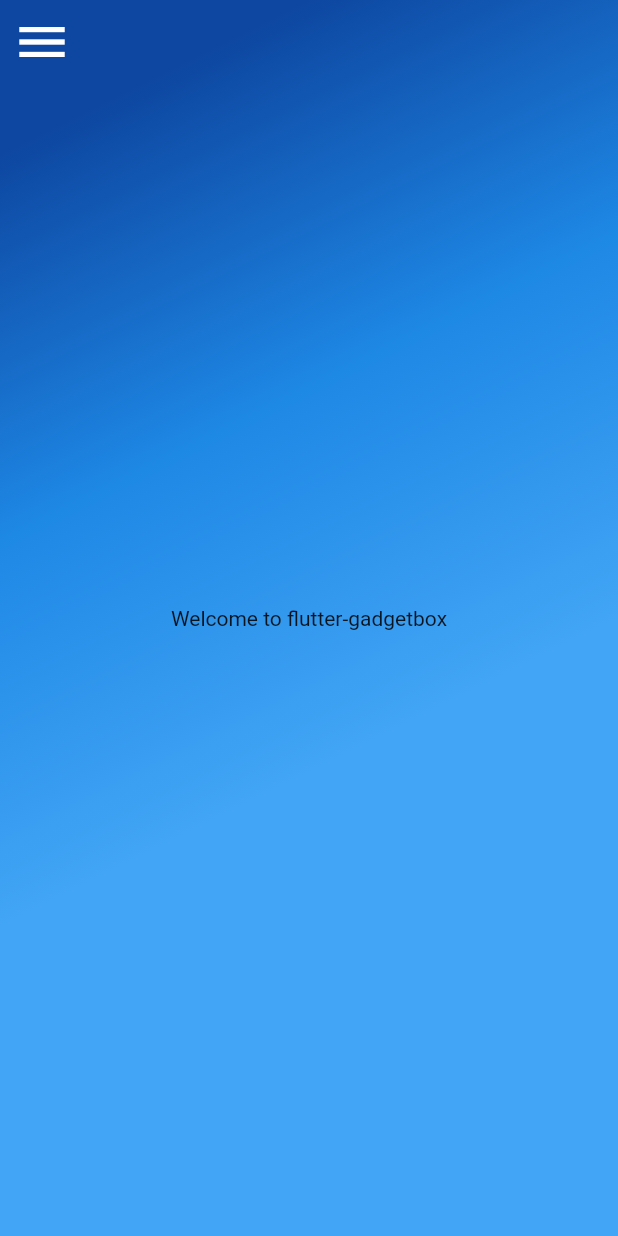
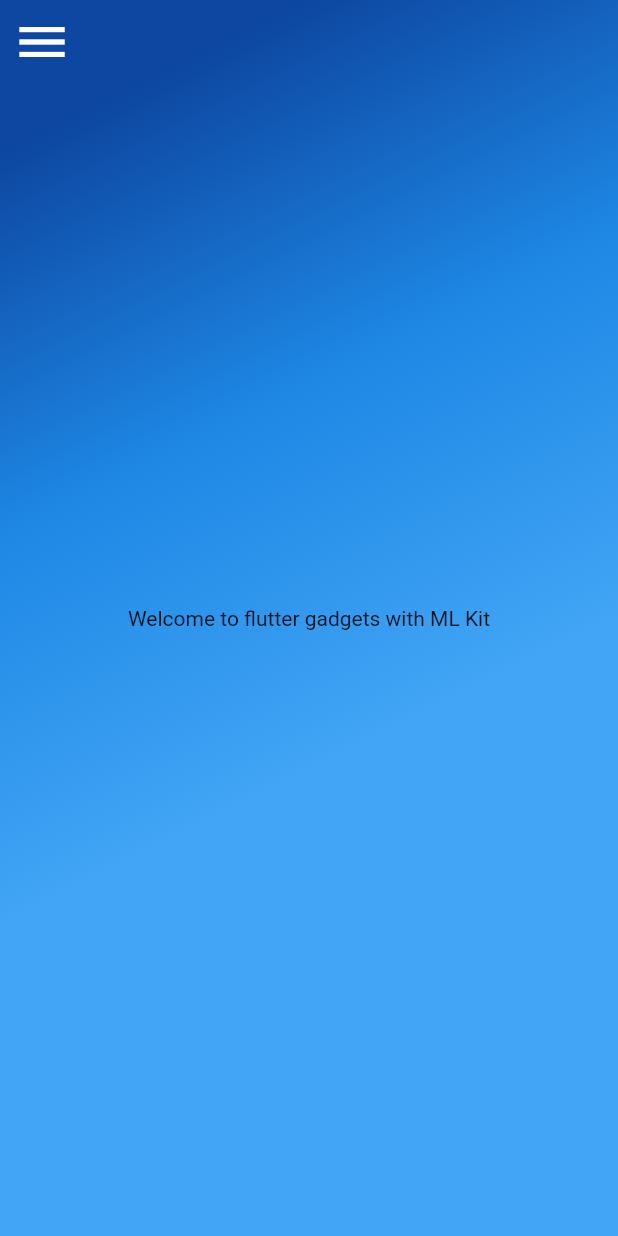
Before and after one commit to heyhey1028/flutter-gadgetbox, a Flutter app: the screen it shows after launch, after a tap on the "menu" icon, after a tap on "HOME", on a phone screen of 412 x 824 dp. Run offline on Flutter 3.47's test engine with Material 2 defaults, Android fonts, the phone set to English and light mode, and no system bars; our stand-ins replace flutter_riverpod.

Commit message:
chore: changed welcome text

```diff
--- a/lib/main.dart
+++ b/lib/main.dart
@@ -48,7 +48,8 @@ class MyHomePage extends StatelessWidget {
                   ],
                 ),
               ),
-              child: const Center(child: Text('Welcome to flutter-gadgetbox')),
+              child: const Center(
+                  child: Text('Welcome to flutter gadgets with ML Kit')),
             ),
           ),
         ],
--- a/lib/widgets/main_drawer.dart
+++ b/lib/widgets/main_drawer.dart
@@ -25,7 +25,7 @@ class MainDrawer extends StatelessWidget {
                   const SizedBox(
                     height: 16,
                   ),
-                  const Text('FLUTTER TOY BOX'),
+                  const Text('FLUTTER GADGETS'),
                 ],
               ),
             ),
```
